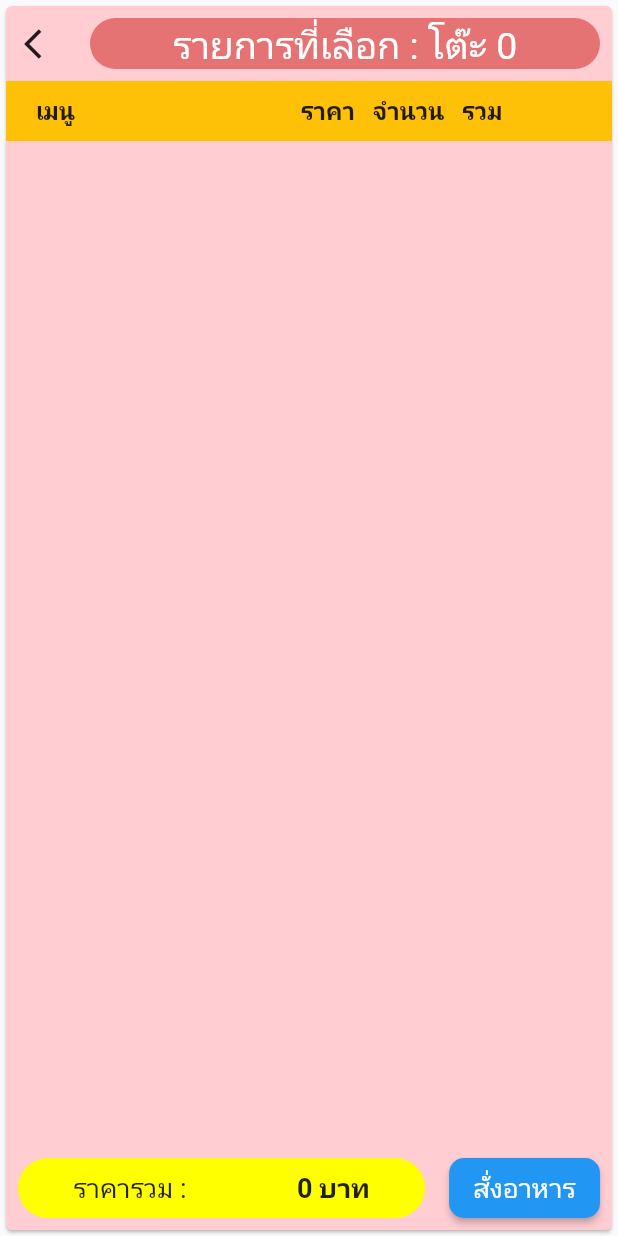
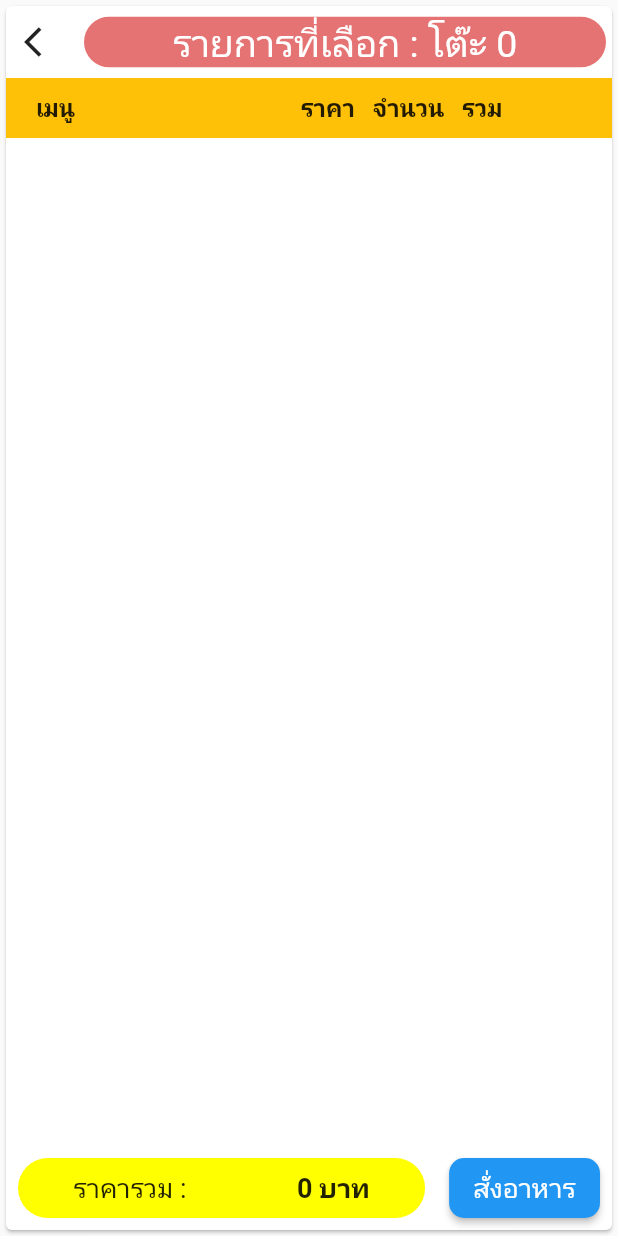
Before and after one commit to framewichaiwong/customer_by_dart, a Flutter app: the ListMenu screen opened directly with empty values, tab 2 chosen, after a tap on the "shopping cart" icon, on a phone screen of 412 x 824 dp. Run offline on Flutter 3.47's test engine with Material 2 defaults, Android fonts, the light colour scheme and no system bars; our stand-ins replace badges, carousel_slider, image_picker, permission_handler; missing offline and left inert: qrscan.

Commit message:
edit ui and select menu

```diff
--- a/lib/customer/list/cart_menu.dart
+++ b/lib/customer/list/cart_menu.dart
@@ -110,7 +110,8 @@ class _CartMenu extends State<CartMenu> {
     return Scaffold(
       body: SafeArea(
         child: Card(
-          color: Colors.red[100],
+          // color: Colors.red[100],
+          color: Colors.white,
           child: Column(
             children: <Widget>[
               Row(
@@ -123,7 +124,7 @@ class _CartMenu extends State<CartMenu> {
                   ),
                   Expanded(
                     child: Padding(
-                      padding: const EdgeInsets.all(8.0),
+                      padding: const EdgeInsets.all(4.0),
                       child: ClipRRect(
                           borderRadius: BorderRadius.circular(30),
                           child: Container(
@@ -167,8 +168,7 @@ class _CartMenu extends State<CartMenu> {
                   itemCount: _cart.length,
                   itemBuilder: (BuildContext context, int index) {
                     return Card(
-                      child: Container(
-                        color: Colors.white,
+                      color: Colors.grey[200],
                       child: ListTile(
                         title: Row(
                           mainAxisAlignment: MainAxisAlignment.spaceBetween,
@@ -200,7 +200,6 @@ class _CartMenu extends State<CartMenu> {
                               context.read<MenuProvider>().removeMenuTFromCart(_cart[index],forCheckNameRemove); /// Send data by Provider.
                             });
                           },
-                          ),
                         ),
                       ),
                     );
--- a/lib/customer/list/check_bill.dart
+++ b/lib/customer/list/check_bill.dart
@@ -289,7 +289,8 @@ class _CheckBill extends State<CheckBill> {
     return Scaffold(
       body: SafeArea(
         child: Card(
-          color: Colors.red[100],
+          // color: Colors.red[100],
+          color: Colors.white,
           child: Column(
             children: [
               Padding(
@@ -345,8 +346,8 @@ class _CheckBill extends State<CheckBill> {
                               itemCount: snapshot.data.length,
                               itemBuilder: (BuildContext context, int index) {
                                 return Card(
+                                  color: Colors.grey[200],
                                   child: Container(
-                                      color: Colors.white,
                                       child: snapshot.data[index].makeStatus == "ส่งแล้ว" /// Status condition
                                           ? ListTile(
                                             title: Row(
--- a/lib/customer/list/listmenu.dart
+++ b/lib/customer/list/listmenu.dart
@@ -5,6 +5,7 @@ import 'package:customer_by_dart/customer/class/class_user_manager.dart';
 import 'package:customer_by_dart/customer/list/provider_method/provider_menu.dart';
 import 'package:customer_by_dart/customer/list/type_drink.dart';
 import 'package:customer_by_dart/customer/list/type_food.dart';
+import 'package:flutter/cupertino.dart';
 import 'package:flutter/material.dart';
 import 'package:provider/provider.dart';
 import 'cart_menu.dart';
@@ -57,7 +58,7 @@ class _ListMenu extends State<ListMenu> {
                     icon: Icon(Icons.shopping_cart_outlined),
                     iconSize: 35,
                     onPressed: () {
-                      Navigator.push(context,MaterialPageRoute(builder: (context) => CartMenu(userManager, numberTable)));
+                      Navigator.push(context,CupertinoPageRoute(builder: (context) => CartMenu(userManager, numberTable)));
                     },
                   ),
                 ),
--- a/lib/customer/list/res_information.dart
+++ b/lib/customer/list/res_information.dart
@@ -19,7 +19,8 @@ class _ResInformation extends State<ResInformation> {
     return Scaffold(
       body: SafeArea(
         child: Card(
-          color: Colors.red[100],
+          // color: Colors.red[100],
+          color: Colors.white,
           child: ListView(
             children: [
               Column(
--- a/lib/customer/list/state/listview_other_menu_typefood_typedrink.dart
+++ b/lib/customer/list/state/listview_other_menu_typefood_typedrink.dart
@@ -90,7 +90,7 @@ class _ListViewForOtherMenuState extends State<ListViewForOtherMenu> {
                           checkBySelectRadio[index] = selectOtherMenu;
                           checkByStatus[index] = selectOtherMenu.otherStatus;
                           if(checkBySelectRadio[i] != null){
-                        if(checkBySelectRadio.length == i+1){
+                            if(!checkBySelectRadio.contains(null)){
                               _valueSetterSelectRadio(checkBySelectRadio); /// data between page.
                             }
                           }
```
Lines whose indentation alone changed are shown as unchanged.
